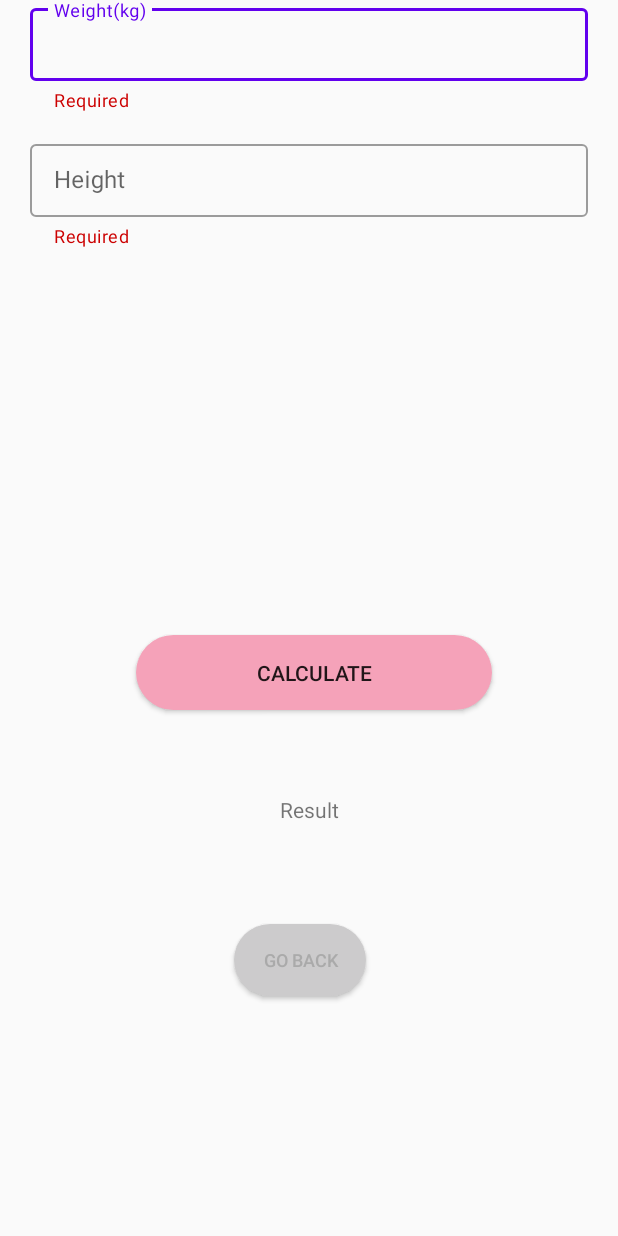
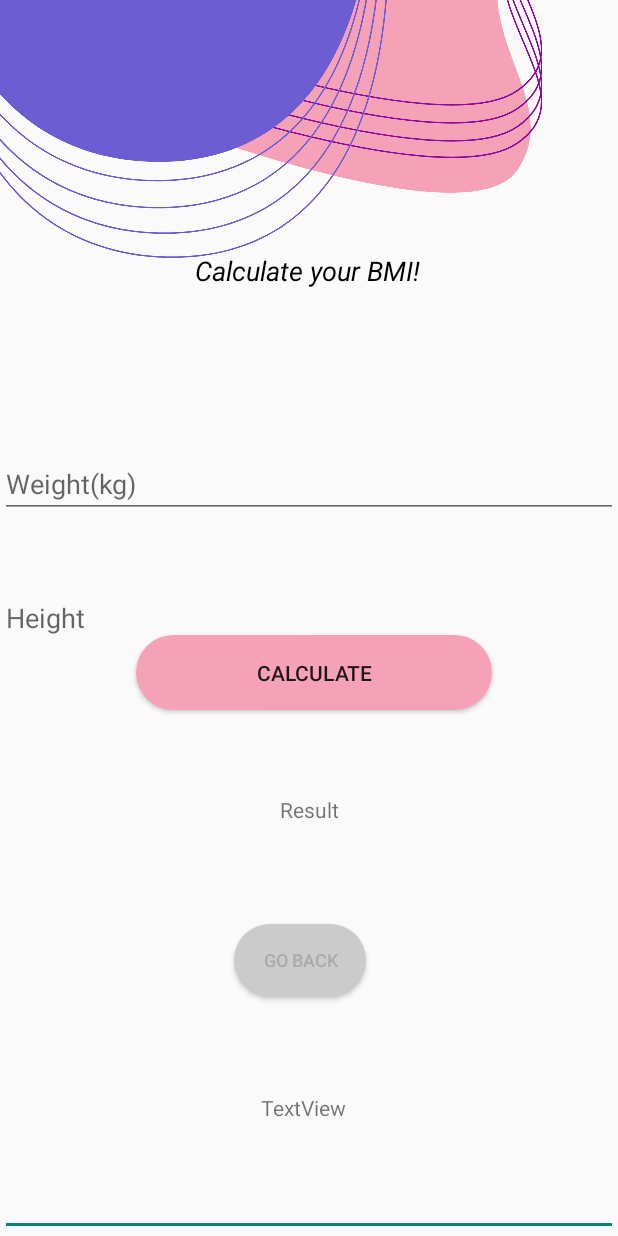
Before and after one commit to natalia0sperczynska/CareMate, an Android app: the BMIActivity screen opened directly, with no data from a screen before it, on a phone screen of 412 x 824 dp. Run offline under Robolectric (Android 15) with nearby library versions, the phone set to English and light mode, and no system bars; our stand-ins replace Firebase (no records; nobody signed in at launch, a user with empty details on screens opened directly).

Commit message:
BMI DZIALA

```diff
--- a/app/src/main/java/com/example/myfirstapp/BMIActivity.kt
+++ b/app/src/main/java/com/example/myfirstapp/BMIActivity.kt
@@ -32,6 +32,8 @@ class BMIActivity : AppCompatActivity() {
             v.setPadding(systemBars.left, systemBars.top, systemBars.right, systemBars.bottom)
             insets
         }
+        val userId=auth.currentUser?.uid
+        val text: TextView = findViewById(R.id.currentUser)
         inputHeight = findViewById(R.id.height)
         inputWeight = findViewById(R.id.weight)
         result = findViewById(R.id.result)
--- a/app/src/main/res/layout/activity_bmiactivity.xml
+++ b/app/src/main/res/layout/activity_bmiactivity.xml
@@ -11,55 +11,9 @@
         android:id="@+id/imageView14"
         android:layout_width="wrap_content"
         android:layout_height="wrap_content"
-        android:layout_marginBottom="108dp"
-        app:layout_constraintBottom_toTopOf="@+id/weightContainer"
         app:layout_constraintEnd_toEndOf="parent"
-        app:layout_constraintHorizontal_bias="0.0"
-        app:layout_constraintStart_toStartOf="parent"
+        app:layout_constraintTop_toTopOf="parent"
         app:srcCompat="@drawable/top_signup" />
-
-    <com.google.android.material.textfield.TextInputLayout
-        android:id="@+id/weightContainer"
-        style="@style/Widget.MaterialComponents.TextInputLayout.OutlinedBox.Dense"
-        android:layout_width="match_parent"
-        android:layout_height="wrap_content"
-        android:layout_marginHorizontal="20dp"
-        app:helperText="@string/required"
-        app:helperTextTextColor="@android:color/holo_red_dark"
-        app:layout_constraintBottom_toTopOf="@+id/heightContainer"
-        app:layout_constraintEnd_toEndOf="parent"
-        app:layout_constraintStart_toStartOf="parent"
-        app:layout_constraintTop_toTopOf="parent"
-        app:layout_constraintVertical_bias="0.5">
-
-        <com.google.android.material.textfield.TextInputEditText
-            android:id="@+id/weight"
-            android:layout_width="match_parent"
-            android:layout_height="wrap_content"
-            android:hint="@string/weight_kg"
-            android:inputType="number" />
-    </com.google.android.material.textfield.TextInputLayout>
-
-    <com.google.android.material.textfield.TextInputLayout
-        android:id="@+id/heightContainer"
-        style="@style/Widget.MaterialComponents.TextInputLayout.OutlinedBox.Dense"
-        android:layout_width="match_parent"
-        android:layout_height="wrap_content"
-        android:layout_marginHorizontal="20dp"
-        android:layout_marginTop="16dp"
-        app:helperText="@string/required"
-        app:helperTextTextColor="@android:color/holo_red_dark"
-        app:layout_constraintEnd_toEndOf="parent"
-        app:layout_constraintStart_toStartOf="parent"
-        app:layout_constraintTop_toBottomOf="@id/weightContainer">
-
-        <com.google.android.material.textfield.TextInputEditText
-            android:id="@+id/height"
-            android:layout_width="match_parent"
-            android:layout_height="match_parent"
-            android:hint="@string/height"
-            android:inputType="number" />
-    </com.google.android.material.textfield.TextInputLayout>
 
     <Button
         android:id="@+id/calculateBmi"
@@ -101,14 +55,49 @@
         android:id="@+id/textView7"
         android:layout_width="wrap_content"
         android:layout_height="wrap_content"
-        android:layout_marginEnd="128dp"
-        android:layout_marginBottom="54dp"
+        android:layout_marginTop="168dp"
+        android:layout_marginEnd="21dp"
         android:text="Calculate your BMI!"
         android:textColor="@color/black"
         android:textSize="18sp"
         android:textStyle="italic"
-        app:layout_constraintBottom_toTopOf="@+id/weightContainer"
+        app:layout_constraintEnd_toEndOf="parent"
+        app:layout_constraintHorizontal_bias="0.541"
+        app:layout_constraintStart_toStartOf="parent"
+        app:layout_constraintTop_toTopOf="parent" />
+
+    <TextView
+        android:id="@+id/currentUser"
+        android:layout_width="wrap_content"
+        android:layout_height="wrap_content"
+        android:layout_marginEnd="181dp"
+        android:layout_marginBottom="76dp"
+        android:text="TextView"
+        app:layout_constraintBottom_toBottomOf="parent"
         app:layout_constraintEnd_toEndOf="parent" />
+
+    <com.google.android.material.textfield.TextInputEditText
+        android:id="@+id/height"
+        android:layout_width="match_parent"
+        android:layout_height="match_parent"
+        android:hint="@string/height"
+        android:inputType="number"
+        app:layout_constraintEnd_toEndOf="parent"
+        app:layout_constraintHorizontal_bias="0.0"
+        app:layout_constraintStart_toStartOf="parent"
+        app:layout_constraintTop_toTopOf="parent" />
+
+    <com.google.android.material.textfield.TextInputEditText
+        android:id="@+id/weight"
+        android:layout_width="match_parent"
+        android:layout_height="wrap_content"
+        android:layout_marginTop="88dp"
+        android:hint="@string/weight_kg"
+        android:inputType="number"
+        app:layout_constraintEnd_toEndOf="parent"
+        app:layout_constraintHorizontal_bias="0.0"
+        app:layout_constraintStart_toStartOf="parent"
+        app:layout_constraintTop_toBottomOf="@+id/imageView14" />
 
 
 </androidx.constraintlayout.widget.ConstraintLayout>
```
